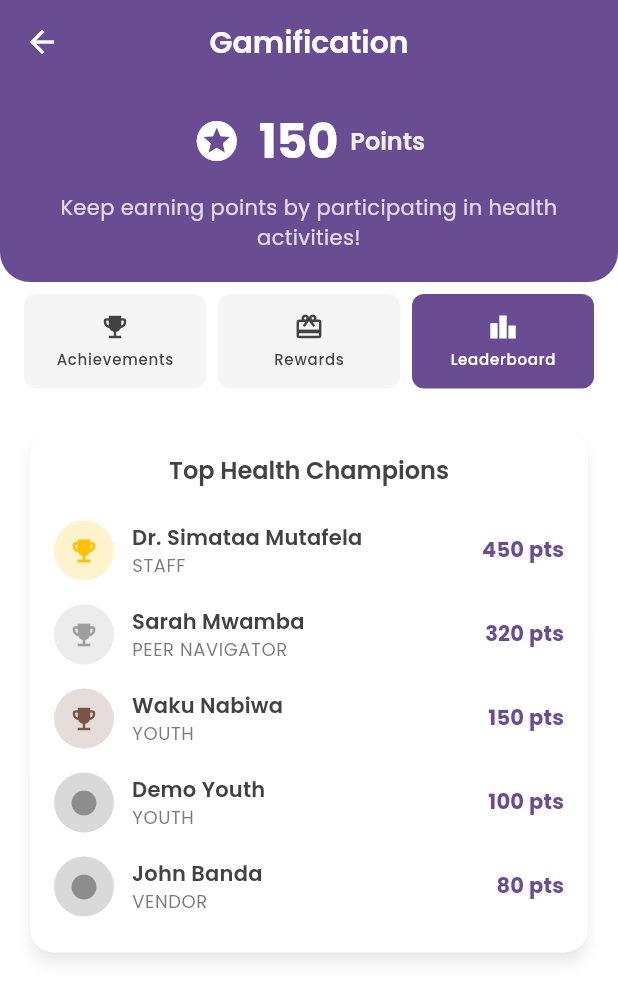
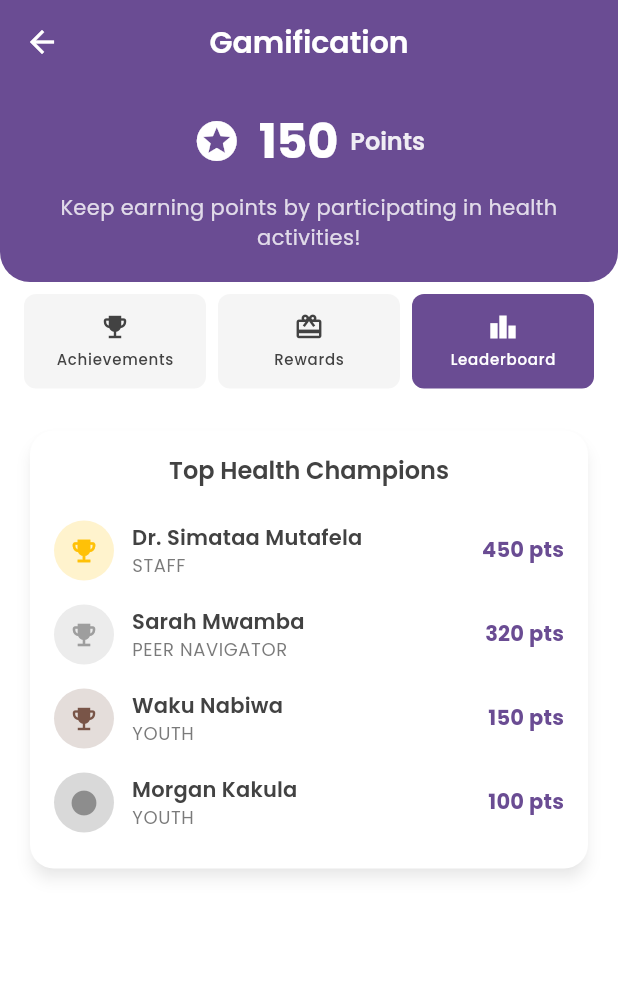
Before and after one commit to pumulo-mufalali/BwinoLink_YouthCare, a Flutter app: the GamificationScreen screen opened by its route, after a tap on "Rewards", after a tap on "Leaderboard", on a phone screen of 412 x 824 dp. Shown: the top 1000 px of the screen. Run offline on Flutter 3.47's test engine with Material 3 defaults, Android fonts, the light colour scheme and no system bars; our stand-ins replace google_fonts; accounts and stored records are empty.

Commit message:
new access point

```diff
--- a/lib/data/dummy_data.dart
+++ b/lib/data/dummy_data.dart
@@ -179,15 +179,7 @@ class DummyData {
       interests: ['counseling', 'community_health'],
     ),
     UserProfile(
-      name: 'John Banda',
-      phoneNumber: '0967890123',
-      role: 'vendor',
-      points: 80,
-      age: 28,
-      location: 'Market Stall 15',
-    ),
-    UserProfile(
-      name: 'Demo Youth',
+      name: 'Morgan Kakula',
       phoneNumber: '1234567890',
       role: 'youth',
       points: 100,
@@ -372,6 +364,22 @@ class DummyData {
         'friday': '08:00-17:00',
       },
     ),
+    HealthAccessPoint(
+      id: '3',
+      name: 'Unza Clinic',
+      type: 'clinic',
+      location: 'The University of Zambia',
+      services: ['Follow-up Care', 'Specialist Referrals', 'Contraceptive Counseling', 'HIV Self-Test'],
+      contactPerson: 'Dr. Simataa Mutafela',
+      phoneNumber: '0767839078',
+      schedule: {
+        'monday': '08:00-17:00',
+        'tuesday': '08:00-17:00',
+        'wednesday': '08:00-17:00',
+        'thursday': '08:00-17:00',
+        'friday': '08:00-17:00',
+      },
+    ),
   ];
 
   // Peer navigator assignments
```
